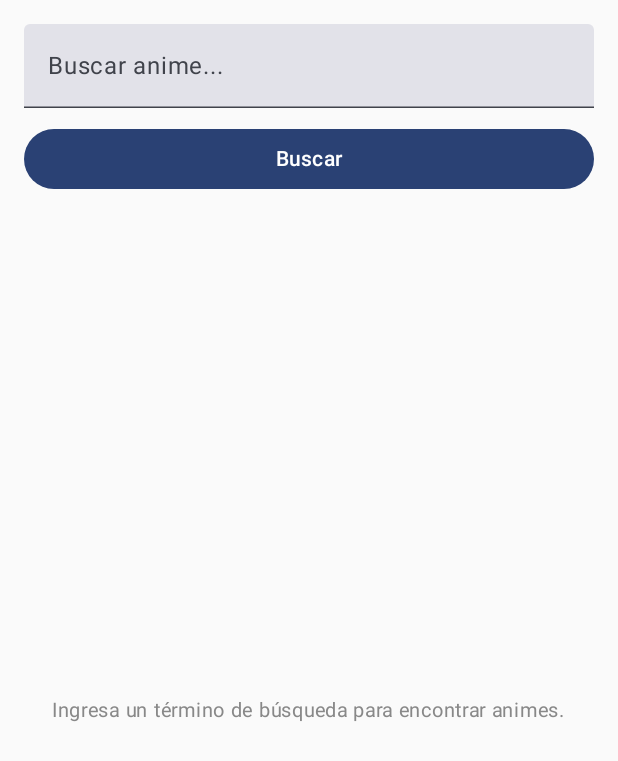
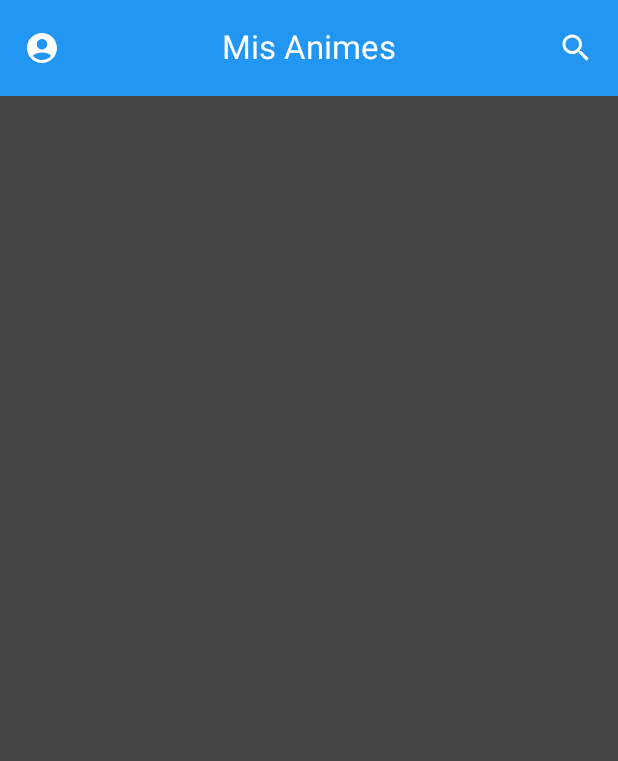
Before and after one commit to Pedro-kt/seijaku-list, an Android app built with Jetpack Compose: the screen it shows after launch (MainActivity), on a phone screen of 412 x 824 dp. Shown: the top 761 px of the screen. Run offline under Robolectric (Android 15) with nearby library versions, the phone set to English and light mode, and no system bars; our stand-ins replace Dagger/Hilt's generated code.

Commit message:
feat: Implement and test screen navigation

```diff
--- a/app/src/main/java/com/example/seijakulist/MainActivity.kt
+++ b/app/src/main/java/com/example/seijakulist/MainActivity.kt
@@ -5,12 +5,16 @@ import androidx.activity.ComponentActivity
 import androidx.activity.compose.setContent
 import androidx.activity.enableEdgeToEdge
 import androidx.compose.foundation.layout.fillMaxSize
-import androidx.compose.foundation.layout.padding
-import androidx.compose.material3.Scaffold
-import androidx.compose.material3.Text
+import androidx.compose.material3.MaterialTheme
+import androidx.compose.material3.Surface
 import androidx.compose.runtime.Composable
 import androidx.compose.ui.Modifier
-import androidx.compose.ui.tooling.preview.Preview
+import androidx.navigation.compose.NavHost
+import androidx.navigation.compose.composable
+import androidx.navigation.compose.rememberNavController
+import com.example.seijakulist.ui.navigation.AppDestinations
+import com.example.seijakulist.ui.screens.myAnimes.MyAnimesScreen
+import com.example.seijakulist.ui.screens.profile.ProfileScreen
 import com.example.seijakulist.ui.screens.search.SearchScreen
 import com.example.seijakulist.ui.theme.SeijakuListTheme
 import dagger.hilt.android.AndroidEntryPoint
@@ -22,8 +26,33 @@ class MainActivity : ComponentActivity() {
         enableEdgeToEdge()
         setContent {
             SeijakuListTheme {
-                SearchScreen()
+                Surface(
+                    modifier = Modifier.fillMaxSize(),
+                    color = MaterialTheme.colorScheme.background
+                    ) {
+                    AppNavigation()
+                }
             }
         }
     }
 }
+
+@Composable
+fun AppNavigation() {
+    val navController = rememberNavController()
+
+    NavHost(
+        navController = navController,
+        startDestination = AppDestinations.MY_ANIMES_ROUTE,
+    ) {
+        composable(AppDestinations.MY_ANIMES_ROUTE) {
+            MyAnimesScreen(navController)
+        }
+        composable(AppDestinations.SEARCH_ANIME_ROUTE) {
+            SearchScreen()
+        }
+        composable(AppDestinations.MY_PROFILE_ROUTE) {
+            ProfileScreen(navController)
+        }
+    }
+}
--- /dev/null
+++ b/app/src/main/java/com/example/seijakulist/ui/screens/myAnimes/MyAnimesScreen.kt
@@ -0,0 +1,74 @@
+package com.example.seijakulist.ui.screens.myAnimes
+
+import android.R.color
+import androidx.compose.foundation.background
+import androidx.compose.foundation.layout.Box
+import androidx.compose.foundation.layout.Column
+import androidx.compose.foundation.layout.fillMaxSize
+import androidx.compose.foundation.layout.fillMaxWidth
+import androidx.compose.foundation.layout.wrapContentSize
+import androidx.compose.material.icons.Icons
+import androidx.compose.material.icons.filled.AccountCircle
+import androidx.compose.material.icons.filled.Search
+import androidx.compose.material3.ExperimentalMaterial3Api
+import androidx.compose.material3.Icon
+import androidx.compose.material3.IconButton
+import androidx.compose.material3.Text
+import androidx.compose.material3.TopAppBar
+import androidx.compose.material3.TopAppBarDefaults
+import androidx.compose.runtime.Composable
+import androidx.compose.ui.Alignment
+import androidx.compose.ui.Modifier
+import androidx.compose.ui.graphics.Color
+import androidx.navigation.NavController
+import com.example.seijakulist.ui.navigation.AppDestinations
+
+@OptIn(ExperimentalMaterial3Api::class)
+@Composable
+fun MyAnimesScreen(
+    navController: NavController
+) {
+    Column(
+        modifier = Modifier.fillMaxSize().background(color = Color.DarkGray)
+    ) {
+        TopAppBar(
+            colors = TopAppBarDefaults.topAppBarColors(
+                containerColor = Color(0xFF2196F3),
+                titleContentColor = Color.White,
+                navigationIconContentColor = Color.White,
+                actionIconContentColor = Color.White
+            ),
+            title = {
+                Box(
+                    modifier = Modifier.fillMaxWidth(),
+                    contentAlignment = Alignment.Center
+                ) {
+                    Text(
+                        text = "Mis Animes",
+                        modifier = Modifier.wrapContentSize()
+                    )
+                }
+            },
+            navigationIcon = {
+                IconButton(
+                    onClick = { navController.navigate(AppDestinations.MY_PROFILE_ROUTE) }
+                ) {
+                    Icon(
+                        imageVector = Icons.Default.AccountCircle,
+                        contentDescription = "Mi Perfil"
+                    )
+                }
+            },
+            actions = {
+                IconButton(
+                    onClick = { navController.navigate(AppDestinations.SEARCH_ANIME_ROUTE) }
+                ) {
+                    Icon(
+                        imageVector = Icons.Default.Search,
+                        contentDescription = "Buscar Animes"
+                    )
+                }
+            }
+        )
+    }
+}
--- /dev/null
+++ b/app/src/main/java/com/example/seijakulist/ui/screens/myAnimes/MyAnimesViewModel.kt
@@ -0,0 +1 @@
+package com.example.seijakulist.ui.screens.myAnimes
--- /dev/null
+++ b/app/src/main/java/com/example/seijakulist/ui/screens/profile/ProfileViewModel.kt
@@ -0,0 +1 @@
+package com.example.seijakulist.ui.screens.profile
--- a/gradle/libs.versions.toml
+++ b/gradle/libs.versions.toml
@@ -16,6 +16,7 @@ room = "2.6.1"
 coil = "2.6.0"
 ksp = "2.1.20-2.0.1"
 hilt = "2.56.2"
+material3 = "1.3.2"
 
 [libraries]
 androidx-core-ktx = { group = "androidx.core", name = "core-ktx", version.ref = "coreKtx" }
@@ -31,7 +32,7 @@ androidx-ui-tooling = { group = "androidx.compose.ui", name = "ui-tooling" }
 androidx-ui-tooling-preview = { group = "androidx.compose.ui", name = "ui-tooling-preview" }
 androidx-ui-test-manifest = { group = "androidx.compose.ui", name = "ui-test-manifest" }
 androidx-ui-test-junit4 = { group = "androidx.compose.ui", name = "ui-test-junit4" }
-androidx-material3 = { group = "androidx.compose.material3", name = "material3" }
+androidx-material3 = { group = "androidx.compose.material3", name = "material3", version.ref = "material3" }
 
 #Librerias añadidas por mi
 
```
Also changed, not shown: app/src/main/java/com/example/seijakulist/ui/navigation/AppDestinations.kt (added, +7 -0 lines), app/src/main/java/com/example/seijakulist/ui/screens/profile/ProfileScreen.kt (added, +67 -0 lines), app/src/main/java/com/example/seijakulist/ui/screens/search/SearchScreen.kt (+15 -8 lines), 6 other files.
